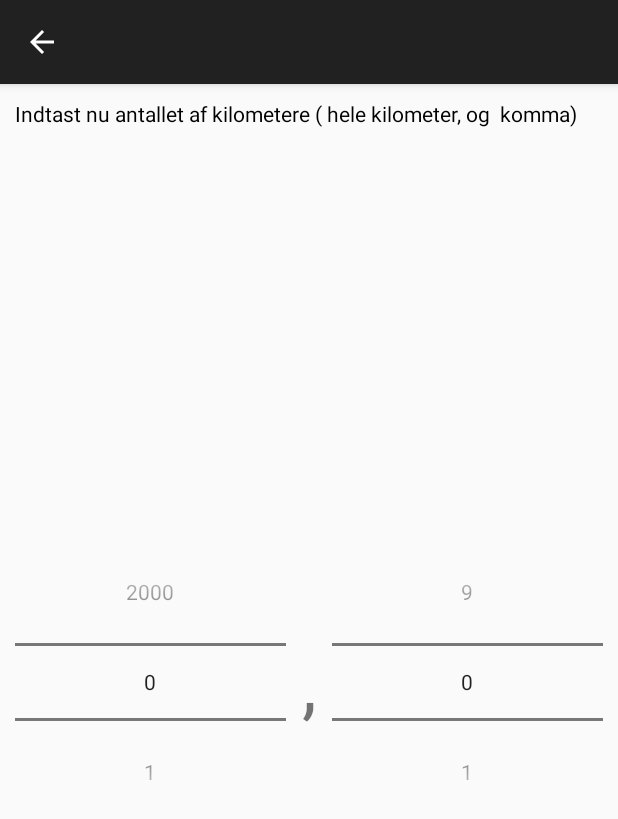
After one commit to os2indberetning/OS2_Android, an Android app: the KmActivity screen opened directly, with no data from a screen before it, on a phone screen of 412 x 824 dp. The commit adds this screen. Shown: the top 819 px of the screen. Run offline under Robolectric (Android 15) with nearby library versions, the phone set to English and light mode, and no system bars; 1 statement that could not run was skipped.

Commit message:
further changes.

```diff
--- a/app/src/main/AndroidManifest.xml
+++ b/app/src/main/AndroidManifest.xml
@@ -47,6 +47,10 @@
             android:name=".views.input.EmployementActivity"
             android:configChanges="keyboardHidden|orientation|screenSize" />
 
+        <activity
+            android:name=".views.input.KmActivity"
+            android:configChanges="keyboardHidden|orientation|screenSize" />
+
         <service android:name=".service.MonitoringService"
             android:exported="false"/>
 
--- a/app/src/main/java/it_minds/dk/eindberetningmobil_android/constants/DistanceDisplayer.java
+++ b/app/src/main/java/it_minds/dk/eindberetningmobil_android/constants/DistanceDisplayer.java
@@ -9,6 +9,11 @@ import java.text.DecimalFormat;
 public class DistanceDisplayer {
     private static DecimalFormat decimalFormat = new DecimalFormat("0.00");
 
+    /**
+     * Converts the distance in meteres to km, and displays it nicly.
+     * @param distance
+     * @return
+     */
     public static String formatDistance(double distance) {
         return decimalFormat.format(distance / 1000.0d);
     }
--- a/app/src/main/java/it_minds/dk/eindberetningmobil_android/service/MonitoringServiceReport.java
+++ b/app/src/main/java/it_minds/dk/eindberetningmobil_android/service/MonitoringServiceReport.java
@@ -3,6 +3,7 @@ package it_minds.dk.eindberetningmobil_android.service;
 import android.content.Intent;
 import android.location.Location;
 import android.os.Bundle;
+import android.provider.SyncStateContract;
 import android.util.Log;
 
 import org.joda.time.DateTime;
@@ -150,8 +151,8 @@ public class MonitoringServiceReport {
     /**
      * @return the current Km we have moved
      */
-    public double getCurrentDistanceInKm() {
-        return report.getdistanceInMeters() / 1000.0d;
+    public String getCurrentDistanceInKm() {
+        return DistanceDisplayer.formatDistance(report.getdistanceInMeters());
     }
 
     /**
--- a/app/src/main/java/it_minds/dk/eindberetningmobil_android/views/AfterTripActivity.java
+++ b/app/src/main/java/it_minds/dk/eindberetningmobil_android/views/AfterTripActivity.java
@@ -2,6 +2,7 @@ package it_minds.dk.eindberetningmobil_android.views;
 
 import android.content.Intent;
 import android.os.Bundle;
+import android.util.Log;
 import android.view.View;
 import android.widget.CheckBox;
 import android.widget.CompoundButton;
@@ -9,6 +10,10 @@ import android.widget.TextView;
 import android.widget.Toast;
 
 import org.joda.time.DateTime;
+
+import java.text.DecimalFormat;
+import java.text.DecimalFormatSymbols;
+import java.util.Locale;
 
 import it_minds.dk.eindberetningmobil_android.R;
 import it_minds.dk.eindberetningmobil_android.baseClasses.BaseReportActivity;
@@ -19,6 +24,7 @@ import it_minds.dk.eindberetningmobil_android.interfaces.ResultCallback;
 import it_minds.dk.eindberetningmobil_android.models.Profile;
 import it_minds.dk.eindberetningmobil_android.settings.MainSettings;
 import it_minds.dk.eindberetningmobil_android.views.dialogs.ConfirmationDialog;
+import it_minds.dk.eindberetningmobil_android.views.input.KmActivity;
 
 /**
  * Created by kasper on 29-06-2015.
@@ -84,7 +90,7 @@ public class AfterTripActivity extends BaseReportActivity {
                         double meters = handleKmClick(data, prevVal);
                         report.setdistanceInMeters(meters);
                     }
-                }, getString(R.string.distance_title_edit), report.getdistanceInMeters() + "");
+                }, getString(R.string.distance_title_edit), report.getdistanceInMeters() + "", KmActivity.class);
             }
         });
 
@@ -135,6 +141,7 @@ public class AfterTripActivity extends BaseReportActivity {
             report.sethaveEditedDistance(meters != prevVal);
             setTextToView(R.id.after_tracking_view_km_container_desc, meters + "");
         } catch (Exception e) {
+            Log.e("temp", "is not a decimal number", e);
         }
         return meters;
     }
--- a/app/src/main/java/it_minds/dk/eindberetningmobil_android/views/input/EmployementActivity.java
+++ b/app/src/main/java/it_minds/dk/eindberetningmobil_android/views/input/EmployementActivity.java
@@ -33,7 +33,7 @@ public class EmployementActivity extends ProvidedSimpleActivity {
         setActionbarBackDisplay(title);
         final ArrayList<Employments> employments = MainSettings.getInstance(this).getProfile().getEmployments();
         if (employments == null) {
-            Toast.makeText(this, "Der er ingen takster", Toast.LENGTH_SHORT).show();
+            Toast.makeText(this, "Der er organisatoriske placeringer tilgængelige.", Toast.LENGTH_SHORT).show();
             finish();
             return;
         }
--- /dev/null
+++ b/app/src/main/java/it_minds/dk/eindberetningmobil_android/views/input/KmActivity.java
@@ -0,0 +1,96 @@
+package it_minds.dk.eindberetningmobil_android.views.input;
+
+import android.app.Activity;
+import android.content.Intent;
+import android.os.Bundle;
+import android.widget.NumberPicker;
+
+import java.text.DecimalFormat;
+import java.text.ParseException;
+
+import it_minds.dk.eindberetningmobil_android.R;
+import it_minds.dk.eindberetningmobil_android.baseClasses.ProvidedSimpleActivity;
+import it_minds.dk.eindberetningmobil_android.constants.IntentIndexes;
+import it_minds.dk.eindberetningmobil_android.interfaces.ResultCallback;
+import it_minds.dk.eindberetningmobil_android.views.dialogs.ConfirmationDialog;
+
+/**
+ * Created by kasper on 27-07-2015.
+ */
+public class KmActivity extends ProvidedSimpleActivity {
+    private NumberPicker commaPicker;
+    private NumberPicker mainCounter;
+
+    @Override
+    protected void onCreate(Bundle savedInstanceState) {
+        super.onCreate(savedInstanceState);
+        setContentView(R.layout.distance_picker_view);
+//        ListView lw = getViewById(R.id.rate_select_list_view);
+
+        new ConfirmationDialog(this, getString(R.string.km_edit_notice_title),
+                getString(R.string.km_edit_notice_body), getString(R.string.km_edit_notice_accept),
+                getString(R.string.km_edit_notice_decline), null, new ResultCallback<Boolean>() {
+            @Override
+            public void onSuccess(Boolean result) {
+                //just continue.
+            }
+
+            @Override
+            public void onError(Exception error) {
+                finish(); //dont return a result.
+            }
+        }).showDialog();
+
+        String title = getIntent().getStringExtra(IntentIndexes.TITLE_INDEX);
+
+
+        setActionbarBackDisplay(title);
+
+        mainCounter = getViewById(R.id.numberPicker2);
+        mainCounter.setMaxValue(2000);
+        mainCounter.setValue(1);
+        mainCounter.setMinValue(0);
+
+
+        commaPicker = getViewById(R.id.numberPicker);
+        commaPicker.setMinValue(0);
+        commaPicker.setMaxValue(9);
+        String value = getIntent().getStringExtra(IntentIndexes.DATA_INDEX);
+        DecimalFormat df = new DecimalFormat();
+        double toDisplay = 0;
+        try {
+            toDisplay = df.parse(value).doubleValue();
+        } catch (ParseException e) {
+            e.printStackTrace();
+        }
+        mainCounter.setValue((int) toDisplay);
+        commaPicker.setValue(getComma(toDisplay));
+
+
+//        lw.setAdapter(new RateAdapter(this, rates));
+//        lw.setOnItemClickListener(new AdapterView.OnItemClickListener() {
+//            @Override
+//            public void onItemClick(AdapterView<?> parent, View view, int position, long id) {
+//                Intent i = new Intent();
+//                i.putExtra(IntentIndexes.DATA_INDEX, rates.get(position).getId()+"");
+//                setResult(Activity.RESULT_OK, i);
+//                finish();
+//            }
+//        });
+
+    }
+
+    private int getComma(double toDisplay) {
+        int d1 = (int) toDisplay;
+        return (int) ((toDisplay - d1) * 10);
+    }
+
+    @Override
+    public void onBackPressed() {
+        Intent i = new Intent();
+        String value = mainCounter.getValue() + "." + commaPicker.getValue();
+        i.putExtra(IntentIndexes.DATA_INDEX, value);
+        setResult(Activity.RESULT_OK, i);
+        finish();
+    }
+}
--- /dev/null
+++ b/app/src/main/res/layout/distance_picker_view.xml
@@ -0,0 +1,49 @@
+<?xml version="1.0" encoding="utf-8"?>
+<LinearLayout xmlns:android="http://schemas.android.com/apk/res/android"
+    android:layout_width="match_parent"
+    android:layout_height="match_parent"
+    android:orientation="vertical">
+
+    <TextView
+        android:layout_width="wrap_content"
+        android:layout_height="wrap_content"
+        android:text="Indtast nu antallet af kilometere ( hele kilometer, og  komma)"
+        android:id="@+id/textView3"
+        android:textColor="#000"
+        android:layout_margin="10dp" />
+
+    <LinearLayout
+        android:orientation="horizontal"
+        android:layout_width="match_parent"
+        android:layout_height="match_parent"
+        android:layout_marginLeft="10dp"
+        android:layout_marginRight="10dp"
+        android:layout_marginBottom="10dp">
+
+        <NumberPicker
+            android:id="@+id/numberPicker2"
+            android:layout_width="0dp"
+            android:layout_height="wrap_content"
+            android:layout_weight="1"
+            android:layout_gravity="center_vertical" />
+
+        <TextView
+            android:layout_width="20dp"
+            android:layout_height="wrap_content"
+            android:text=","
+            android:id="@+id/textView5"
+            android:layout_marginLeft="5dp"
+            android:layout_marginRight="5dp"
+            android:layout_gravity="center_vertical"
+            android:textSize="50dp"
+            android:gravity="center_horizontal" />
+
+        <NumberPicker
+            android:id="@+id/numberPicker"
+            android:layout_width="0dp"
+            android:layout_height="wrap_content"
+            android:layout_weight="1"
+            android:layout_gravity="center_vertical" />
+    </LinearLayout>
+
+</LinearLayout>
--- a/app/src/main/res/layout/employment_select_list.xml
+++ b/app/src/main/res/layout/employment_select_list.xml
@@ -7,5 +7,6 @@
         android:layout_width="match_parent"
         android:layout_height="match_parent"
         android:id="@+id/employment_select_list"
-        android:layout_gravity="center_horizontal" />
+        android:layout_gravity="center_horizontal"
+        android:layout_margin="10dp" />
 </LinearLayout>
--- a/app/src/main/res/layout/monitoring_view.xml
+++ b/app/src/main/res/layout/monitoring_view.xml
@@ -28,7 +28,6 @@
                 android:layout_height="wrap_content"
                 android:layout_marginLeft="5dp"
 
-                android:text="5.00 m"
                 android:textColor="#000"
                 android:textStyle="bold" />
         </LinearLayout>
@@ -50,7 +49,6 @@
             android:layout_width="wrap_content"
             android:layout_height="wrap_content"
             android:layout_gravity="center_horizontal"
-            android:text="0.70 Km"
             android:textColor="#000"
             android:textSize="28dp"
             android:textStyle="bold" />
@@ -76,7 +74,6 @@
                 android:layout_width="wrap_content"
                 android:layout_height="wrap_content"
                 android:layout_marginLeft="5dp"
-                android:text="14.41.37"
                 android:textColor="#000"
                 android:textStyle="italic" />
         </LinearLayout>
--- a/app/src/main/res/layout/rate_select_list.xml
+++ b/app/src/main/res/layout/rate_select_list.xml
@@ -5,7 +5,8 @@
     <ListView
         android:layout_width="match_parent"
         android:id="@+id/rate_select_list_view"
-        android:layout_height="match_parent">
+        android:layout_height="match_parent"
+        android:layout_margin="10dp">
 
     </ListView>
 
--- a/app/src/main/res/values/strings.xml
+++ b/app/src/main/res/values/strings.xml
@@ -35,4 +35,8 @@
     <string name="dialog_send_full_report_message">Er du sikker på at du vil sende rapporten som den er nu ?</string>
     <string name="send">Send</string>
     <string name="start_activity_validation_error">Udfyld venligst formål, organisatorisk placering, og takst inden du starter.</string>
+    <string name="km_edit_notice_title">Advarsel</string>
+    <string name="km_edit_notice_body">Hvis du redigere din distance, vil dette blive opgivet, er du sikker du vil fortsætte ?</string>
+    <string name="km_edit_notice_accept">Ja</string>
+    <string name="km_edit_notice_decline">Nej</string>
 </resources>
```
